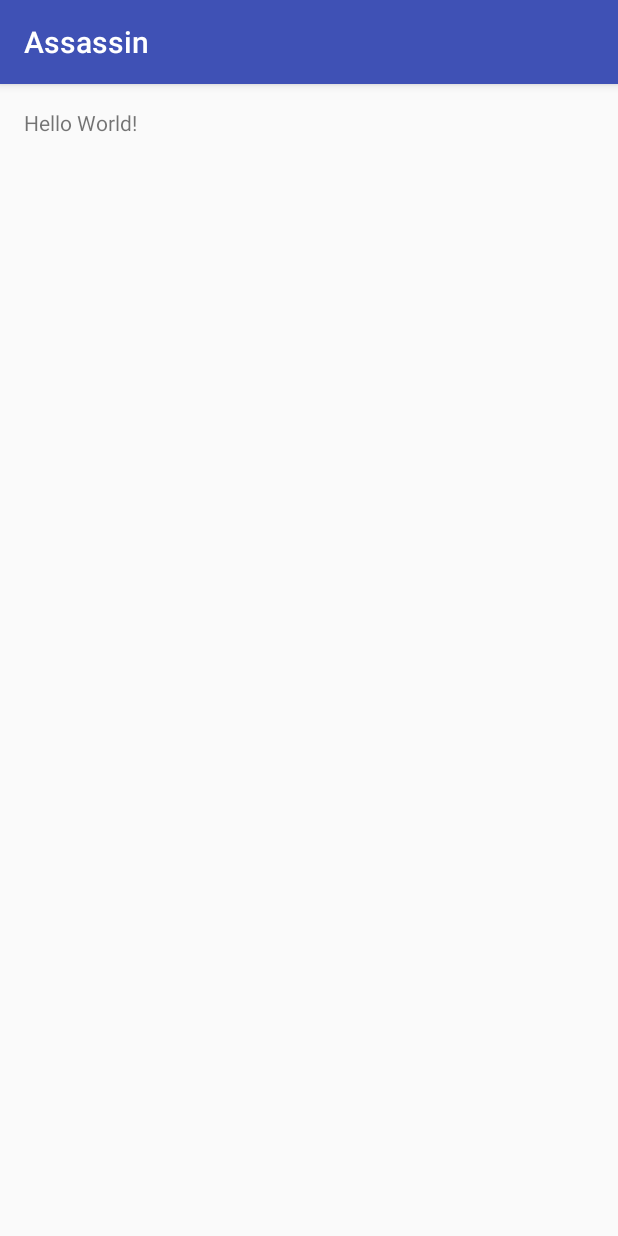
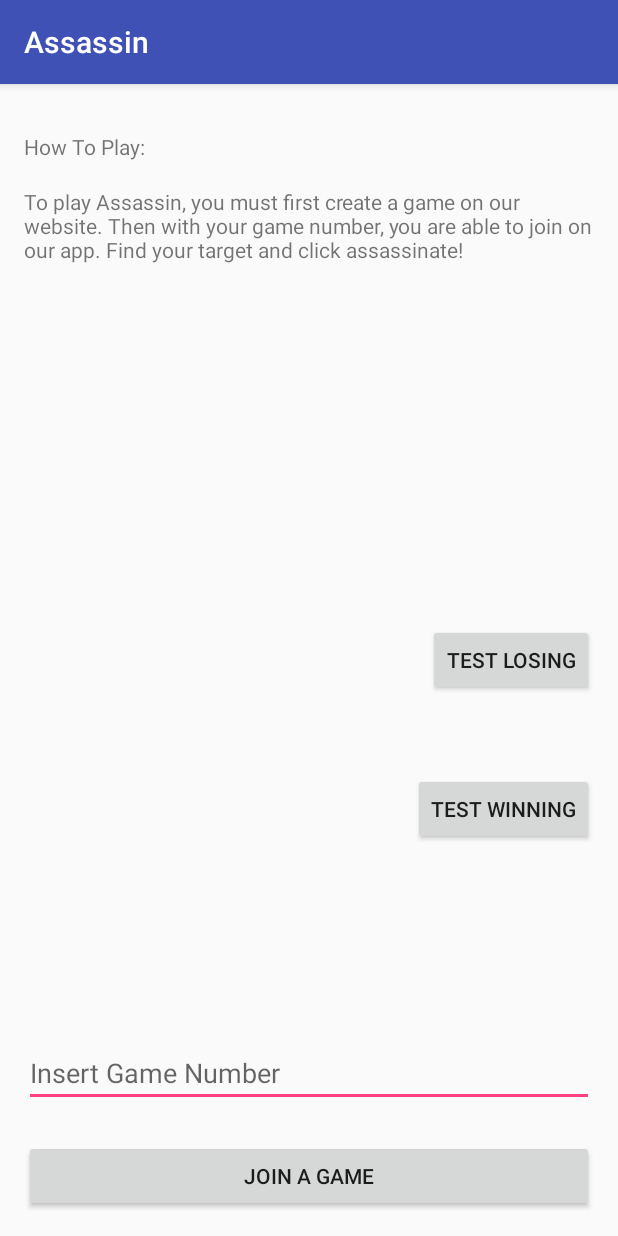
Before and after one commit to minterm/assassin, an Android app: the screen it shows after launch (MainActivity), on a phone screen of 412 x 824 dp. Run offline under Robolectric (Android 15) with nearby library versions, the phone set to English and light mode, and no system bars.

Commit message:
initial app

```diff
--- a/Assassin/app/build.gradle
+++ b/Assassin/app/build.gradle
@@ -24,6 +24,8 @@ dependencies {
     androidTestCompile('com.android.support.test.espresso:espresso-core:2.2.2', {
         exclude group: 'com.android.support', module: 'support-annotations'
     })
-    compile 'com.android.support:appcompat-v7:25.1.0'
+    compile 'com.android.support:appcompat-v7:25.1.1'
+    compile 'com.android.support:design:25.1.1'
+    compile 'com.android.support:support-v4:25.1.1'
     testCompile 'junit:junit:4.12'
 }
--- a/Assassin/app/src/main/AndroidManifest.xml
+++ b/Assassin/app/src/main/AndroidManifest.xml
@@ -15,6 +15,9 @@
                 <category android:name="android.intent.category.LAUNCHER" />
             </intent-filter>
         </activity>
+        <activity android:name=".InGame" />
+        <activity android:name=".Winner" />
+        <activity android:name=".Lose"></activity>
     </application>
 
 </manifest>
--- a/Assassin/app/src/main/res/layout/activity_main.xml
+++ b/Assassin/app/src/main/res/layout/activity_main.xml
@@ -11,7 +11,75 @@
     tools:context="com.example.andrewarifin.assassin.MainActivity">
 
     <TextView
+        android:text="How To Play:"
         android:layout_width="wrap_content"
         android:layout_height="wrap_content"
-        android:text="Hello World!" />
+        android:layout_below="@+id/button"
+        android:layout_alignParentLeft="true"
+        android:layout_alignParentStart="true"
+        android:layout_marginTop="16dp"
+        android:id="@+id/textView"
+        android:layout_alignParentRight="true"
+        android:layout_alignParentEnd="true" />
+
+    <TextView
+        android:text="To play Assassin, you must first create a game on our website. Then with your game number, you are able to join on our app. Find your target and click assassinate!"
+        android:layout_width="wrap_content"
+        android:layout_height="wrap_content"
+        android:layout_below="@+id/textView"
+        android:layout_alignParentLeft="true"
+        android:layout_alignParentStart="true"
+        android:layout_marginTop="17dp"
+        android:id="@+id/textView2"
+        android:layout_alignParentRight="true"
+        android:layout_alignParentEnd="true"
+        android:layout_above="@+id/button4" />
+
+    <Button
+        android:text="Join a Game"
+        android:layout_width="wrap_content"
+        android:layout_height="wrap_content"
+        android:layout_alignParentBottom="true"
+        android:layout_alignParentLeft="true"
+        android:layout_alignParentStart="true"
+        android:id="@+id/button4"
+        android:layout_alignParentRight="true"
+        android:layout_alignParentEnd="true"
+        android:onClick="joinAGame"/>
+
+    <EditText
+        android:layout_width="wrap_content"
+        android:layout_height="wrap_content"
+        android:layout_above="@+id/button4"
+        android:layout_alignParentLeft="true"
+        android:layout_alignParentStart="true"
+        android:layout_marginBottom="22dp"
+        android:id="@+id/textView7"
+        android:layout_alignParentRight="true"
+        android:layout_alignParentEnd="true"
+        android:inputType="phone"
+        android:hint="Insert Game Number"
+        />
+
+    <Button
+        android:text="Test Winning"
+        android:layout_width="wrap_content"
+        android:layout_height="wrap_content"
+        android:layout_below="@+id/button7"
+        android:layout_alignParentRight="true"
+        android:layout_alignParentEnd="true"
+        android:layout_marginTop="51dp"
+        android:id="@+id/button8"
+        android:onClick="goToWin"/>
+
+    <Button
+        android:text="Test Losing"
+        android:layout_width="wrap_content"
+        android:layout_height="wrap_content"
+        android:id="@+id/button7"
+        android:layout_centerVertical="true"
+        android:layout_alignParentRight="true"
+        android:layout_alignParentEnd="true"
+        android:onClick="goToLose"
+        />
 </RelativeLayout>
--- a/Assassin/app/src/main/res/values/colors.xml
+++ b/Assassin/app/src/main/res/values/colors.xml
@@ -3,4 +3,6 @@
     <color name="colorPrimary">#3F51B5</color>
     <color name="colorPrimaryDark">#303F9F</color>
     <color name="colorAccent">#FF4081</color>
+
+    <color name="black_overlay">#66000000</color>
 </resources>
--- a/Assassin/app/src/main/res/values/dimens.xml
+++ b/Assassin/app/src/main/res/values/dimens.xml
@@ -2,4 +2,5 @@
     <!-- Default screen margins, per the Android Design guidelines. -->
     <dimen name="activity_horizontal_margin">16dp</dimen>
     <dimen name="activity_vertical_margin">16dp</dimen>
+    <dimen name="fab_margin">16dp</dimen>
 </resources>
--- a/Assassin/app/src/main/res/values/strings.xml
+++ b/Assassin/app/src/main/res/values/strings.xml
@@ -1,3 +1,6 @@
 <resources>
     <string name="app_name">Assassin</string>
+    <string name="title_activity_in_game">InGame</string>
+    <string name="dummy_button">Dummy Button</string>
+    <string name="dummy_content">DUMMY\nCONTENT</string>
 </resources>
```
Also changed, not shown: Assassin/app/src/main/java/com/example/andrewarifin/assassin/InGame.java (added, +19 -0 lines), Assassin/app/src/main/java/com/example/andrewarifin/assassin/Lose.java (added, +18 -0 lines), Assassin/app/src/main/java/com/example/andrewarifin/assassin/MainActivity.java (+14 -0 lines), Assassin/app/src/main/java/com/example/andrewarifin/assassin/Winner.java (added, +19 -0 lines), Assassin/app/src/main/res/layout/activity_in_game.xml (added, +64 -0 lines), Assassin/app/src/main/res/layout/activity_lose.xml (added, +44 -0 lines), Assassin/app/src/main/res/layout/activity_winner.xml (added, +44 -0 lines), Assassin/app/src/main/res/values-v21/styles.xml (added, +9 -0 lines), Assassin/app/src/main/res/values/attrs.xml (added, +12 -0 lines), Assassin/app/src/main/res/values/styles.xml (+21 -0 lines).
